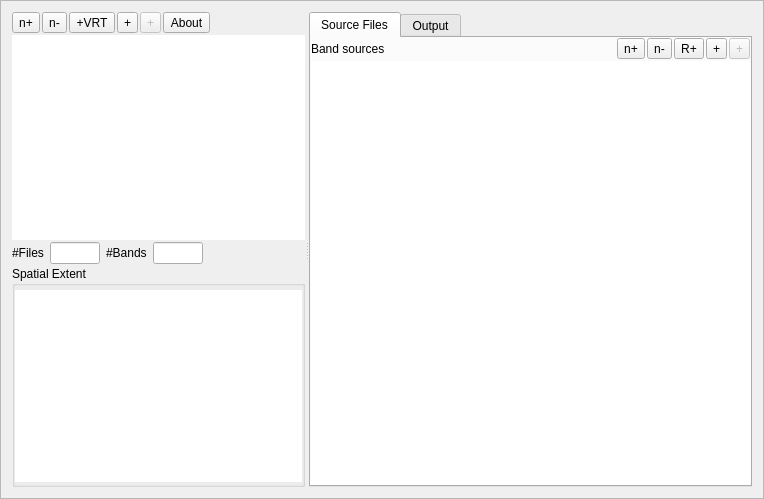
The window that vrtbuilder/ui/vrtbuilder.ui (jakimowb/virtual-raster-builder) describes before a commit, drawn with Qt 5.
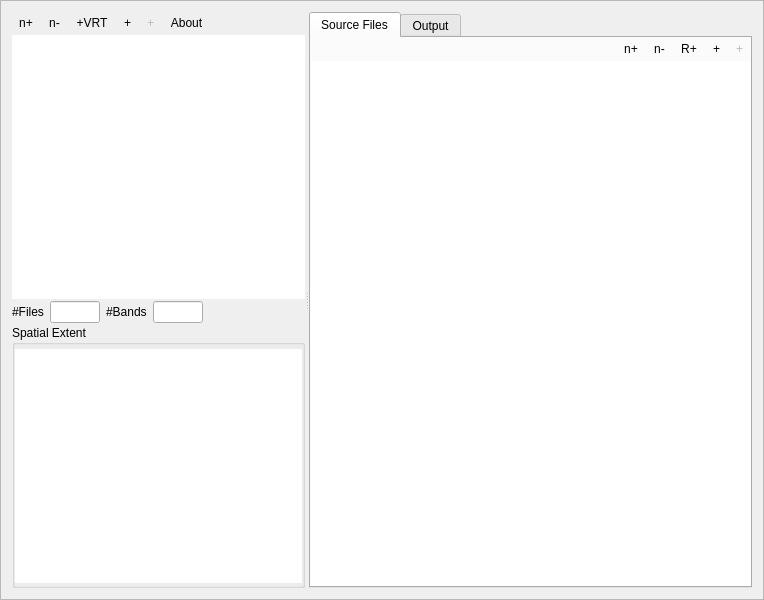
The same window after the commit. The open tabs and pages were chosen to show the change. Icons and pictures are not drawn. Custom widgets are drawn as their Qt base class.

```diff
--- a/vrtbuilder/ui/vrtbuilder.ui
+++ b/vrtbuilder/ui/vrtbuilder.ui
@@ -7,7 +7,7 @@
     <x>0</x>
     <y>0</y>
     <width>764</width>
-    <height>499</height>
+    <height>600</height>
    </rect>
   </property>
   <property name="windowTitle">
@@ -70,6 +70,9 @@
              <iconset resource="resources.qrc">
               <normaloff>:/vrtbuilder/mActionExpandTree.png</normaloff>:/vrtbuilder/mActionExpandTree.png</iconset>
             </property>
+            <property name="autoRaise">
+             <bool>true</bool>
+            </property>
            </widget>
           </item>
           <item>
@@ -84,6 +87,9 @@
              <iconset resource="resources.qrc">
               <normaloff>:/vrtbuilder/mActionCollapseTree.png</normaloff>:/vrtbuilder/mActionCollapseTree.png</iconset>
             </property>
+            <property name="autoRaise">
+             <bool>true</bool>
+            </property>
            </widget>
           </item>
           <item>
@@ -98,6 +104,9 @@
              <iconset resource="resources.qrc">
               <normaloff>:/vrtbuilder/mActionImportVirtualRaster.png</normaloff>:/vrtbuilder/mActionImportVirtualRaster.png</iconset>
             </property>
+            <property name="autoRaise">
+             <bool>true</bool>
+            </property>
            </widget>
           </item>
           <item>
@@ -112,6 +121,9 @@
              <iconset resource="resources.qrc">
               <normaloff>:/vrtbuilder/mActionNewVirtualLayer.png</normaloff>:/vrtbuilder/mActionNewVirtualLayer.png</iconset>
             </property>
+            <property name="autoRaise">
+             <bool>true</bool>
+            </property>
            </widget>
           </item>
           <item>
@@ -129,6 +141,9 @@
              <iconset resource="resources.qrc">
               <normaloff>:/vrtbuilder/mActionRemoveVirtualRaster.png</normaloff>:/vrtbuilder/mActionRemoveVirtualRaster.png</iconset>
             </property>
+            <property name="autoRaise">
+             <bool>true</bool>
+            </property>
            </widget>
           </item>
           <item>
@@ -142,6 +157,9 @@
             <property name="text">
              <string>About</string>
             </property>
+            <property name="autoRaise">
+             <bool>true</bool>
+            </property>
            </widget>
           </item>
           <item>
@@ -337,13 +355,6 @@
              <property name="spacing">
               <number>2</number>
              </property>
-             <item>
-              <widget class="QLabel" name="label_9">
-               <property name="text">
-                <string>Band sources</string>
-               </property>
-              </widget>
-             </item>
              <item>
               <spacer name="horizontalSpacer_2">
                <property name="orientation">
@@ -369,6 +380,9 @@
                 <iconset resource="resources.qrc">
                  <normaloff>:/vrtbuilder/mActionExpandTree.png</normaloff>:/vrtbuilder/mActionExpandTree.png</iconset>
                </property>
+               <property name="autoRaise">
+                <bool>true</bool>
+               </property>
               </widget>
              </item>
              <item>
@@ -383,6 +397,9 @@
                 <iconset resource="resources.qrc">
                  <normaloff>:/vrtbuilder/mActionCollapseTree.png</normaloff>:/vrtbuilder/mActionCollapseTree.png</iconset>
                </property>
+               <property name="autoRaise">
+                <bool>true</bool>
+               </property>
               </widget>
              </item>
              <item>
@@ -397,6 +414,9 @@
                 <iconset resource="resources.qrc">
                  <normaloff>:/vrtbuilder/mActionImportFromRegistry.png</normaloff>:/vrtbuilder/mActionImportFromRegistry.png</iconset>
                </property>
+               <property name="autoRaise">
+                <bool>true</bool>
+               </property>
               </widget>
              </item>
              <item>
@@ -411,6 +431,9 @@
                 <iconset resource="resources.qrc">
                  <normaloff>:/vrtbuilder/mActionAddRasterLayer.png</normaloff>:/vrtbuilder/mActionAddRasterLayer.png</iconset>
                </property>
+               <property name="autoRaise">
+                <bool>true</bool>
+               </property>
               </widget>
              </item>
              <item>
@@ -428,6 +451,9 @@
                 <iconset resource="resources.qrc">
                  <normaloff>:/vrtbuilder/mActionRemoveRasterLayer.png</normaloff>:/vrtbuilder/mActionRemoveRasterLayer.png</iconset>
                </property>
+               <property name="autoRaise">
+                <bool>true</bool>
+               </property>
               </widget>
              </item>
             </layout>
```
Left out of the diff: 4 changed lines with no effect on the pictures.
